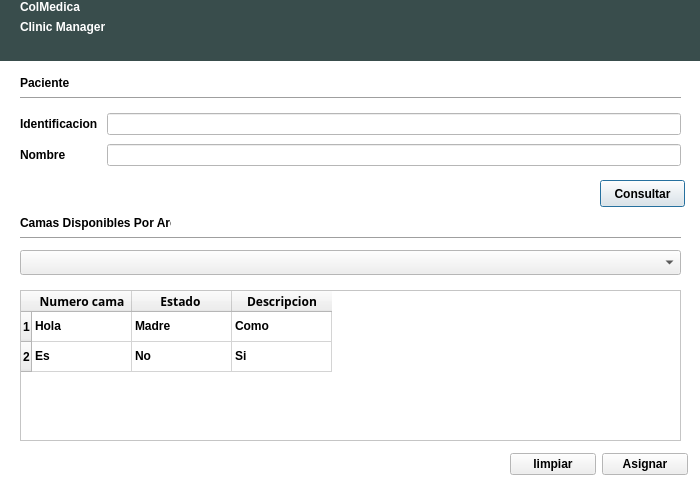
BryanTabarez/ProyectoBD, file gui/enfermera_uis/DialogCama.ui: the form before one commit.
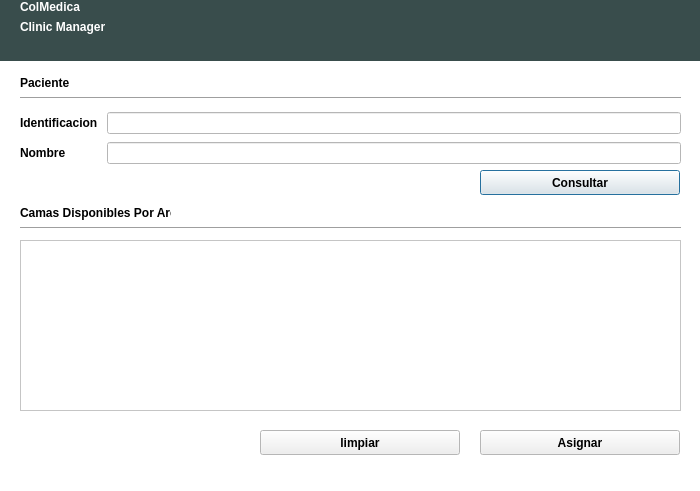
The form after the commit.

Commit message: Actualizacion Interfaz asignacion de camas

Diff of the .ui file:
```diff
--- a/gui/enfermera_uis/DialogCama.ui
+++ b/gui/enfermera_uis/DialogCama.ui
@@ -86,21 +86,11 @@
   <property name="windowTitle">
    <string>Dialog</string>
   </property>
-  <widget class="QComboBox" name="comboBoxArea">
+  <widget class="QLabel" name="labelCamas">
    <property name="geometry">
     <rect>
      <x>20</x>
-     <y>250</y>
-     <width>661</width>
-     <height>25</height>
-    </rect>
-   </property>
-  </widget>
-  <widget class="QLabel" name="labelArea">
-   <property name="geometry">
-    <rect>
-     <x>20</x>
-     <y>210</y>
+     <y>200</y>
      <width>151</width>
      <height>25</height>
     </rect>
@@ -113,7 +103,7 @@
    <property name="geometry">
     <rect>
      <x>20</x>
-     <y>230</y>
+     <y>220</y>
      <width>661</width>
      <height>16</height>
     </rect>
@@ -126,81 +116,11 @@
    <property name="geometry">
     <rect>
      <x>20</x>
-     <y>290</y>
+     <y>240</y>
      <width>661</width>
-     <height>151</height>
+     <height>171</height>
     </rect>
    </property>
-   <row>
-    <property name="text">
-     <string>1</string>
-    </property>
-   </row>
-   <row>
-    <property name="text">
-     <string>2</string>
-    </property>
-   </row>
-   <column>
-    <property name="text">
-     <string>Numero cama</string>
-    </property>
-    <property name="font">
-     <font>
-      <family>Ubuntu Condensed</family>
-     </font>
-    </property>
-   </column>
-   <column>
-    <property name="text">
-     <string>Estado </string>
-    </property>
-    <property name="font">
-     <font>
-      <family>Ubuntu Condensed</family>
-     </font>
-    </property>
-   </column>
-   <column>
-    <property name="text">
-     <string>Descripcion</string>
-    </property>
-    <property name="font">
-     <font>
-      <family>Ubuntu Condensed</family>
-     </font>
-    </property>
-   </column>
-   <item row="0" column="0">
-    <property name="text">
-     <string>Hola</string>
-    </property>
-   </item>
-   <item row="0" column="1">
-    <property name="text">
-     <string>Madre</string>
-    </property>
-   </item>
-   <item row="0" column="2">
-    <property name="text">
-     <string>Como</string>
-    </property>
-   </item>
-   <item row="1" column="0">
-    <property name="text">
-     <string>Es</string>
-    </property>
-   </item>
-   <item row="1" column="1">
-    <property name="text">
-     <string>No</string>
-    </property>
-   </item>
-   <item row="1" column="2">
-    <property name="text">
-     <string>Si</string>
-    </property>
-   </item>
   </widget>
   <widget class="QLabel" name="labelArea_2">
    <property name="geometry">
@@ -368,7 +288,7 @@
      <x>20</x>
      <y>110</y>
      <width>661</width>
-     <height>60</height>
+     <height>58</height>
     </rect>
    </property>
    <layout class="QGridLayout" name="gridLayout_2">
@@ -417,41 +337,41 @@
   <widget class="QPushButton" name="pushButtonConsultar">
    <property name="geometry">
     <rect>
-     <x>600</x>
-     <y>180</y>
-     <width>85</width>
-     <height>27</height>
+     <x>480</x>
+     <y>170</y>
+     <width>200</width>
+     <height>25</height>
     </rect>
    </property>
    <property name="text">
     <string>Consultar</string>
    </property>
   </widget>
-  <widget class="QWidget" name="layoutWidget_2">
+  <widget class="QPushButton" name="pushButtonCancelar">
    <property name="geometry">
     <rect>
-     <x>510</x>
-     <y>450</y>
-     <width>178</width>
-     <height>29</height>
+     <x>260</x>
+     <y>430</y>
+     <width>200</width>
+     <height>25</height>
     </rect>
    </property>
-   <layout class="QGridLayout" name="gridLayout_3">
-    <item row="0" column="0">
-     <widget class="QPushButton" name="pushButtonCancelar">
-      <property name="text">
-       <string>limpiar</string>
-      </property>
-     </widget>
-    </item>
-    <item row="0" column="1">
-     <widget class="QPushButton" name="pushButtonAsignar">
-      <property name="text">
-       <string>Asignar</string>
-      </property>
-     </widget>
-    </item>
-   </layout>
+   <property name="text">
+    <string>limpiar</string>
+   </property>
+  </widget>
+  <widget class="QPushButton" name="pushButtonAsignar">
+   <property name="geometry">
+    <rect>
+     <x>480</x>
+     <y>430</y>
+     <width>200</width>
+     <height>25</height>
+    </rect>
+   </property>
+   <property name="text">
+    <string>Asignar</string>
+   </property>
   </widget>
  </widget>
  <resources/>
```
Left out of the diff: 2 changed lines with no effect on the pictures.
